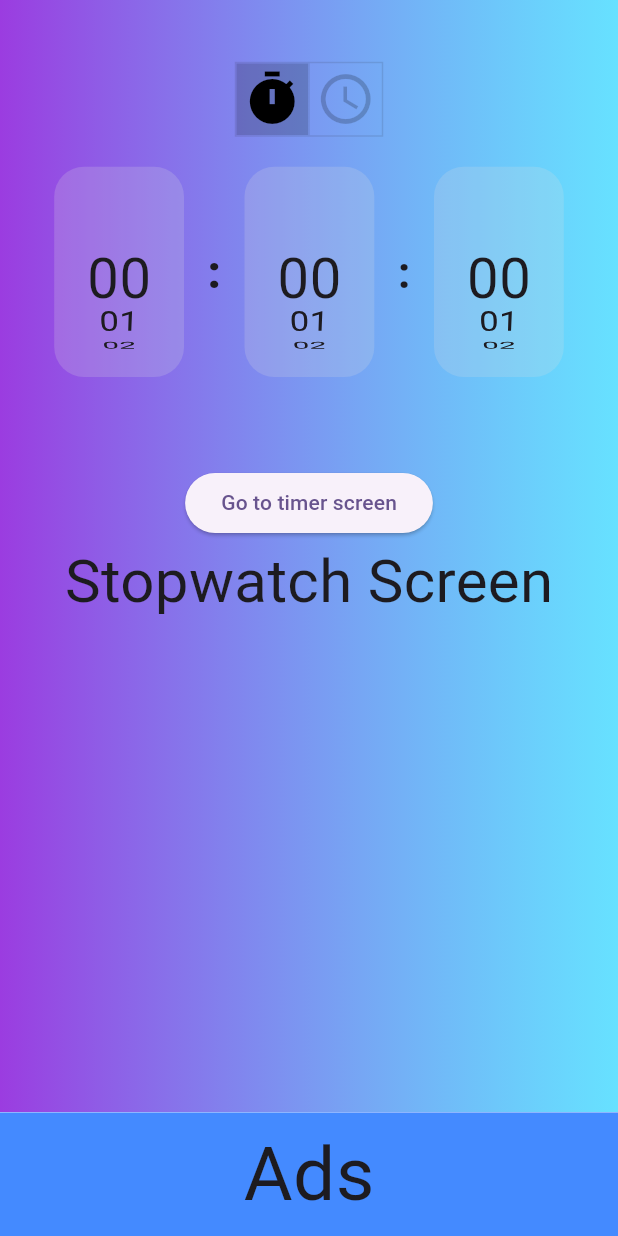
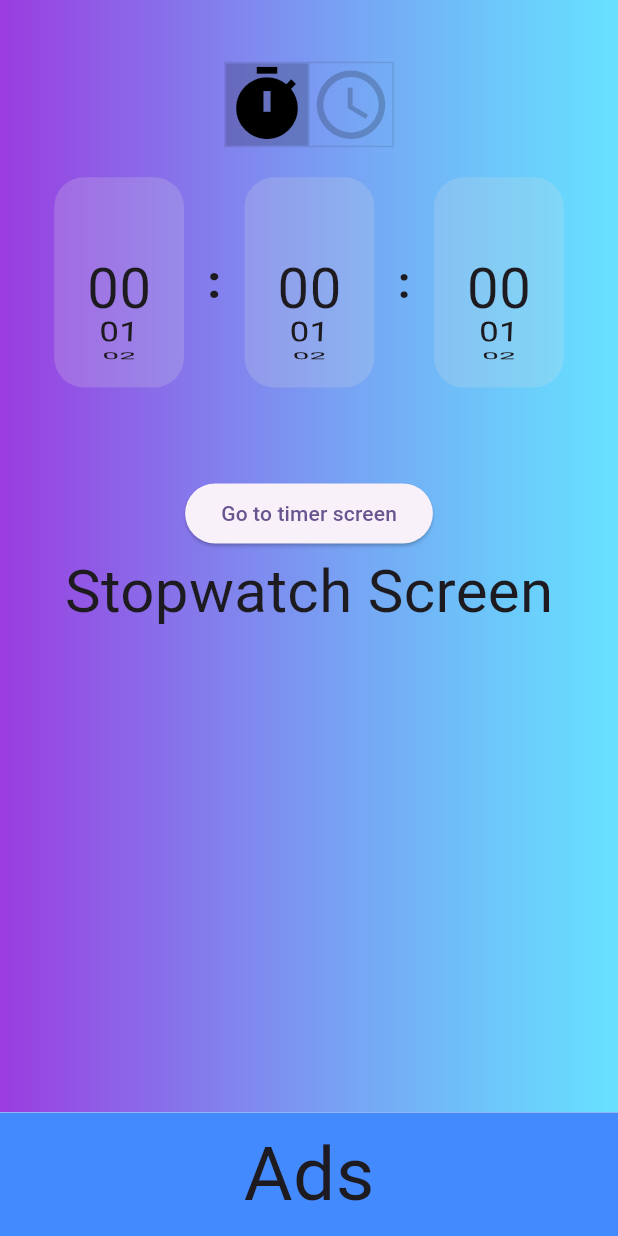
Before and after one commit to honganji/headphone-alarm-app-android, a Flutter app: the screen it shows after launch, on a phone screen of 412 x 824 dp. Run offline on Flutter 3.47's test engine with Material 2 defaults, Android fonts, the light colour scheme and no system bars; our stand-ins replace flutter_riverpod, freezed_annotation, go_router.

Commit message:
change icon size of stopwatch and timer

```diff
--- a/lib/view/component/switch_button.dart
+++ b/lib/view/component/switch_button.dart
@@ -17,11 +17,11 @@ class SwitchButton extends StatelessWidget {
       children: const [
         Icon(
           Icons.timer,
-          size: 40,
+          size: 55,
         ),
         Icon(
           Icons.schedule,
-          size: 40,
+          size: 55,
         ),
       ],
     );
```
